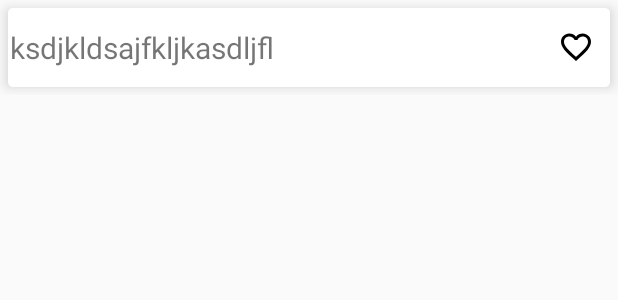
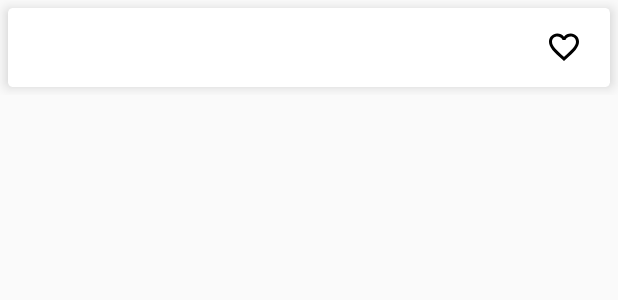
Before and after one commit to joaolutzSDM/AgendaSQLite, an Android app: the layout contato_celula.xml on its own in the app's theme, with its tools: preview values and no code run, on a phone screen of 412 x 824 dp. Shown: the top 300 px of the screen. Run offline under Robolectric (Android 15) with nearby library versions, the phone set to English and light mode, and no system bars.

Commit message:
Removido texto da label Nome na lista de contatos (usado para testes).

```diff
--- a/app/src/main/res/layout/contato_celula.xml
+++ b/app/src/main/res/layout/contato_celula.xml
@@ -26,7 +26,6 @@
                 android:layout_width="wrap_content"
                 android:layout_height="50dp"
                 android:textSize="20sp"
-                android:text="ksdjkldsajfkljkasdljfl"
                 android:layout_weight="10"
                 android:gravity="center_vertical"
                 />
```
